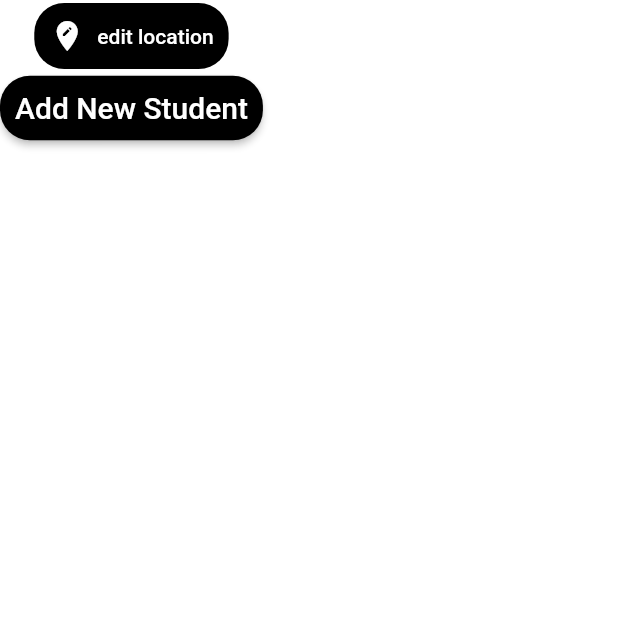
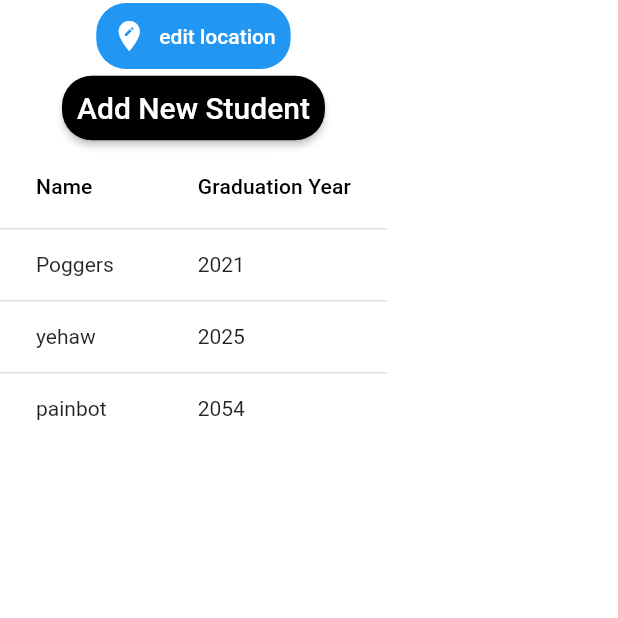
Before and after one commit to walkercompsci/attendance_app, a Flutter app: the AddNewStudent screen opened directly, after a tap on "Student Login", on a phone screen of 412 x 824 dp, the top half of it. Run offline on Flutter 3.47's test engine with Material 2 defaults, Android fonts, the phone set to English and light mode, and no system bars; our stand-ins replace firebase_core; accounts and stored records are empty.

Commit message:
Added the start of the data table

```diff
--- a/lib/pages/login.dart
+++ b/lib/pages/login.dart
@@ -20,7 +20,7 @@ class _LoginState extends State<Login> {
             children: <Widget>[
               FlatButton.icon(
                 padding: EdgeInsets.fromLTRB(10, 10, 10, 10),
-                color:Colors.black,
+                color:Colors.blue,
                 textColor: Colors.white,
                 shape: RoundedRectangleBorder(borderRadius: new BorderRadius.circular(20.0)),
                 onPressed:(){
@@ -48,8 +48,34 @@ class _LoginState extends State<Login> {
                     style: TextStyle(fontSize:20 )
                 ),
               ),
+              DataTable(
+                columns: [
+                  DataColumn(label:Text('Name')),
+                  DataColumn(label:Text('Graduation Year')),
+                ],
+                rows: [
+                  DataRow(cells: [
+                    DataCell(Text('Poggers')),
+                    DataCell(Text('2021')),
+
+                ]),
+                DataRow(cells: [
+                  DataCell(Text('yehaw')),
+                  DataCell(Text('2025')),
+
+                ]),
+                  DataRow(cells: [
+                    DataCell(Text('painbot')),
+                    DataCell(Text('2054')),
+
+                  ]),
+                ],
+              )
             ],
+
+
         ),
+
         ),
       ));
     }
```
